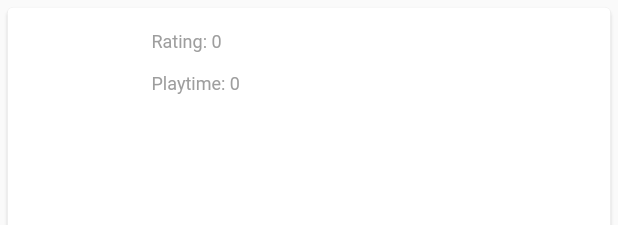
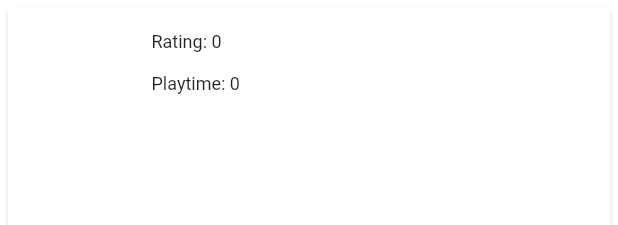
Before and after one commit to rehan-code/CIS4030, a Flutter app: the GameTile widget shown alone on an empty page, opened directly with empty values, after a tap on the "more vert" icon, on a phone screen of 412 x 824 dp. Shown: the top 225 px of the screen. Run offline on Flutter 3.47's test engine with Material 2 defaults, Android fonts, the phone set to English and light mode, and no system bars; missing offline and left inert: flutter_webview_plugin, steam_login; network calls fail.

Commit message:
half broken themes

```diff
--- a/lib/view/widgets/error_text.dart
+++ b/lib/view/widgets/error_text.dart
@@ -13,7 +13,7 @@ class ErrorText extends StatelessWidget {
       child: Text(
         errorText,
         style: TextStyle(
-          color: Colors.red,
+          color: Theme.of(context).errorColor,
           fontSize: fontSize,
           fontWeight: fontWeight,
         ),
--- a/lib/view/widgets/explore.dart
+++ b/lib/view/widgets/explore.dart
@@ -44,10 +44,10 @@ class _ExploreState extends State<Explore> with SingleTickerProviderStateMixin {
           ),
         ),
         Container(
-          color: Colors.deepPurple,
+          // color: Colors.deepPurple,
           child: TabBar(
-            labelColor: Colors.white,
-            indicatorColor: Colors.white,
+            // labelColor: Colors.white,
+            // indicatorColor: Colors.white,
             controller: _controller,
             tabs: [
               Tab(child: Text("New & Trending", textAlign: TextAlign.center,)),
--- a/lib/view/widgets/game_details.dart
+++ b/lib/view/widgets/game_details.dart
@@ -109,7 +109,7 @@ Widget displayLoadingSpinner() => Column(
             height: 50,
             width: 50,
             child: CircularProgressIndicator(
-              color: Colors.blue,
+              // color: Colors.blue,
             ),
           ),
         ),
--- a/lib/view/widgets/game_tile.dart
+++ b/lib/view/widgets/game_tile.dart
@@ -41,7 +41,7 @@ class GameTile extends StatelessWidget {
                     ),
                     Text(
                       "Rating: ${game.rating}\n\nPlaytime: ${game.playtime}",
-                      style: TextStyle(color: Colors.grey, fontSize: 12),
+                      style: TextStyle(fontSize: 12), //color: Colors.grey
                     ),
                   ]),
             ),
--- a/lib/view/widgets/home_widget.dart
+++ b/lib/view/widgets/home_widget.dart
@@ -23,12 +23,12 @@ class _HomeWidgetState extends State<HomeWidget>
     return Column(
       children: [
         Container(
-          color: Colors.deepPurple,
+          color: Theme.of(context).primaryColor,
           child: TabBar(
             // isScrollable: true,
             // labelPadding: const EdgeInsets.only(top: 25),
-            labelColor: Colors.white,
-            indicatorColor: Colors.white,
+            // labelColor: Theme.of(context).primaryColor,
+            indicatorColor: Theme.of(context).tabBarTheme.labelColor,
             indicatorWeight: 5,
             controller: _controller,
             tabs: const [
--- a/lib/view/widgets/recommended_card.dart
+++ b/lib/view/widgets/recommended_card.dart
@@ -34,7 +34,8 @@ class RecommendedCard extends StatelessWidget {
                   decoration: BoxDecoration(
                     borderRadius: BorderRadius.vertical(
                         bottom: Radius.elliptical(5.0, 6.0)),
-                    color: Colors.deepPurple,
+                    // color: Colors.deepPurple,
+                    color: Theme.of(context).primaryColor,
                   ),
                   width: 250,
                   height: 40,
@@ -47,7 +48,8 @@ class RecommendedCard extends StatelessWidget {
                       child: Text(
                         game.title,
                         style: TextStyle(
-                          color: Colors.white,
+                          // color: Colors.white,
+                          // color: Theme.of(context).secondaryHeaderColor,
                           fontSize: 14,
                         ),
                         textAlign: TextAlign.center,
--- a/lib/view/widgets/steam_login_button.dart
+++ b/lib/view/widgets/steam_login_button.dart
@@ -32,7 +32,7 @@ class _SteamLoginButton extends State<SteamLoginButton> {
                   child: Text(
                 "Login With Steam",
                 style: TextStyle(
-                  color: Colors.white,
+                  // color: Colors.white,
                 ),
               )),
               style: ButtonStyle(
--- /dev/null
+++ b/lib/view/widgets/theme_provider.dart
@@ -0,0 +1,42 @@
+import 'package:flutter/material.dart';
+
+class ThemeProvider extends ChangeNotifier {
+  ThemeMode themeMode = ThemeMode.system;
+
+  bool get isDarkMode => themeMode == ThemeMode.dark;
+
+  void toggleTheme(bool isOn) {
+    themeMode = isOn ? ThemeMode.dark : ThemeMode.light;
+    notifyListeners();
+  }
+}
+
+class MyThemes {
+  static final darkTheme = ThemeData(
+    scaffoldBackgroundColor: Colors.grey.shade900,
+    primaryColor: Colors.black,
+    colorScheme: ColorScheme.dark(),
+    // iconTheme: IconThemeData(color: Colors.deepPurple),
+    // bottomNavigationBarTheme: BottomNavigationBarThemeData(backgroundColor: Colors.black, selectedItemColor: Colors.deepPurple, unselectedItemColor: Colors.white),
+    // listTileTheme: ListTileThemeData(iconColor: Colors.white),
+    // tabBarTheme: TabBarTheme(labelColor: Colors.deepPurple, ),
+    errorColor: Colors.red,
+    // secondaryHeaderColor: Colors.white,
+
+  );
+
+  static final lightTheme = ThemeData(
+    scaffoldBackgroundColor: Colors.white,
+    primaryColor: Colors.white,
+    // iconTheme: IconThemeData(color: Colors.deepPurple, opacity: 0.8),
+    // colorScheme: ColorScheme.light(),
+    // bottomNavigationBarTheme: BottomNavigationBarThemeData(backgroundColor: Colors.deepPurple, selectedItemColor: Colors.white, unselectedItemColor: Colors.black),
+    // // tabBarTheme: TabBarTheme(labelColor: Colors.black, indicator: BoxDecoration(color: Colors.deepPurple)),
+    //  listTileTheme: ListTileThemeData(iconColor: Colors.deepPurple),
+    // tabBarTheme: TabBarTheme(labelColor: Colors.deepPurple, unselectedLabelColor: Colors.amber),
+    errorColor: Colors.red,
+    // secondaryHeaderColor: Colors.white,
+    // cardTheme: CardTheme(color: Colors.grey),
+    // appBarTheme: AppBarTheme(backgroundColor: Colors.deepPurple),
+  );
+}
--- a/pubspec.yaml
+++ b/pubspec.yaml
@@ -35,6 +35,7 @@ dependencies:
   # Use with the CupertinoIcons class for iOS style icons.
   cupertino_icons: ^1.0.2
   steam_login: ^1.1.0
+  provider: ^6.0.2
 
 dev_dependencies:
   flutter_webview_plugin: ^0.4.0
```
Also changed, not shown: lib/main.dart (+17 -6 lines), lib/view/pages/home_page.dart (+9 -4 lines), lib/view/widgets/settings.dart (added, +63 -0 lines), lib/view/widgets/settings_drawer.dart (+10 -8 lines), pubspec.lock, 7 other files.
